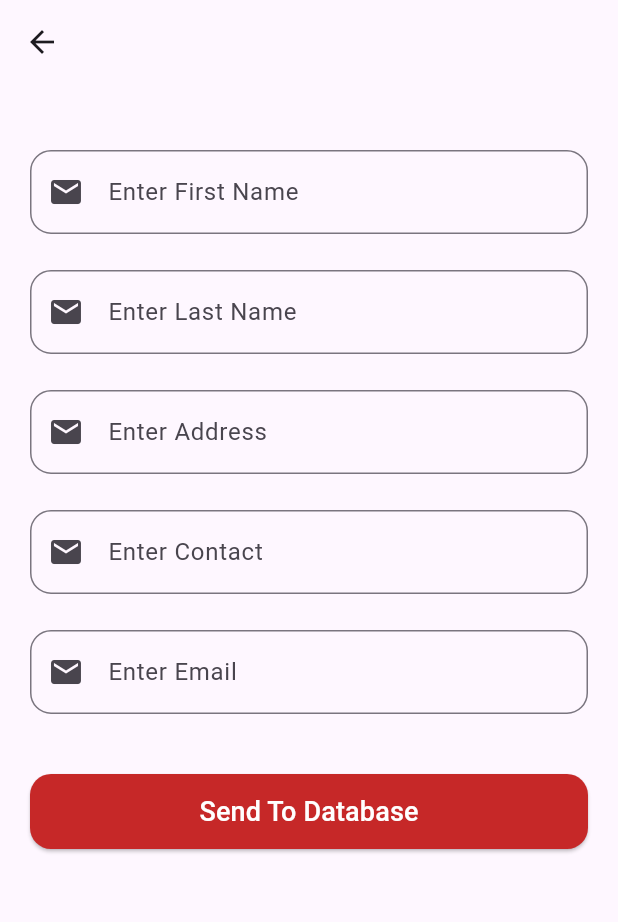
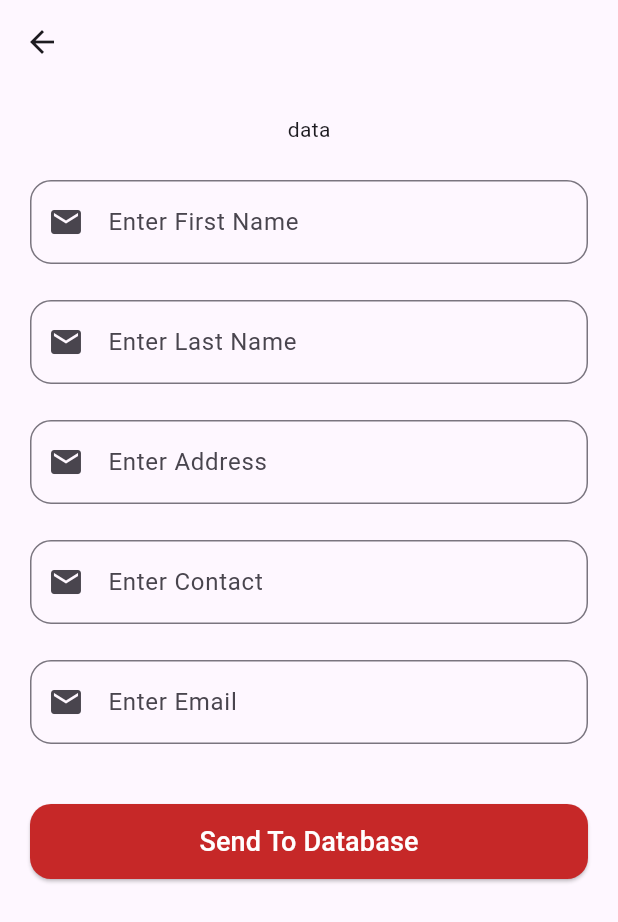
Before and after one commit to ashishmool/nepal-wanderer, a Flutter app: the FormScreen screen opened by its route, on a phone screen of 412 x 824 dp. Shown: the top 922 px of the screen. Run offline on Flutter 3.47's test engine with Material 3 defaults, Android fonts, the phone set to English and light mode, and no system bars; our stand-ins replace firebase_auth, firebase_core, firebase_database, google_fonts, lottie; accounts and stored records are empty.

Commit message:
Stream Builder
-- Data retrieved to console

```diff
--- a/lib/forms/form_screen.dart
+++ b/lib/forms/form_screen.dart
@@ -32,6 +32,16 @@ class _FormScreenState extends State<FormScreen> {
             padding: const EdgeInsets.all(20.0),
             child: Column(
               children: [
+
+                StreamBuilder(
+                    stream: database.ref('users').onValue,
+                    builder: (context, snapshot){
+                      print(snapshot.data!.snapshot.value);
+                      return Text("data");
+                    }
+                ),
+
+
                 SizedBox(height: 24),
                 TextFormField(
                   autovalidateMode: AutovalidateMode.onUserInteraction,
@@ -134,6 +144,9 @@ class _FormScreenState extends State<FormScreen> {
                         };
                         await database.ref().child("users").push().set(data).then((value){
                           ScaffoldMessenger.of(context).showSnackBar(SnackBar(content: Text("Success")));
+
+                          Navigator.pushReplacementNamed(context, FormScreen.routeName);
+
                         }).onError((error, stackTrace) {
                           ScaffoldMessenger.of(context).showSnackBar(SnackBar(content: Text("Failed")));
                         });
```
